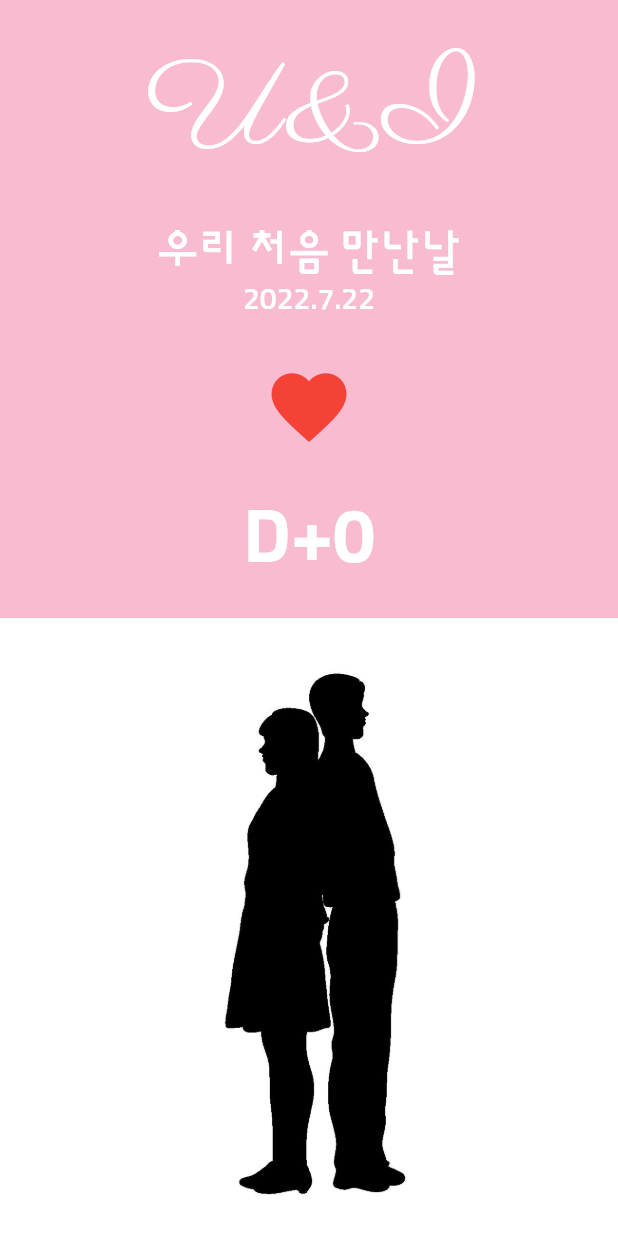
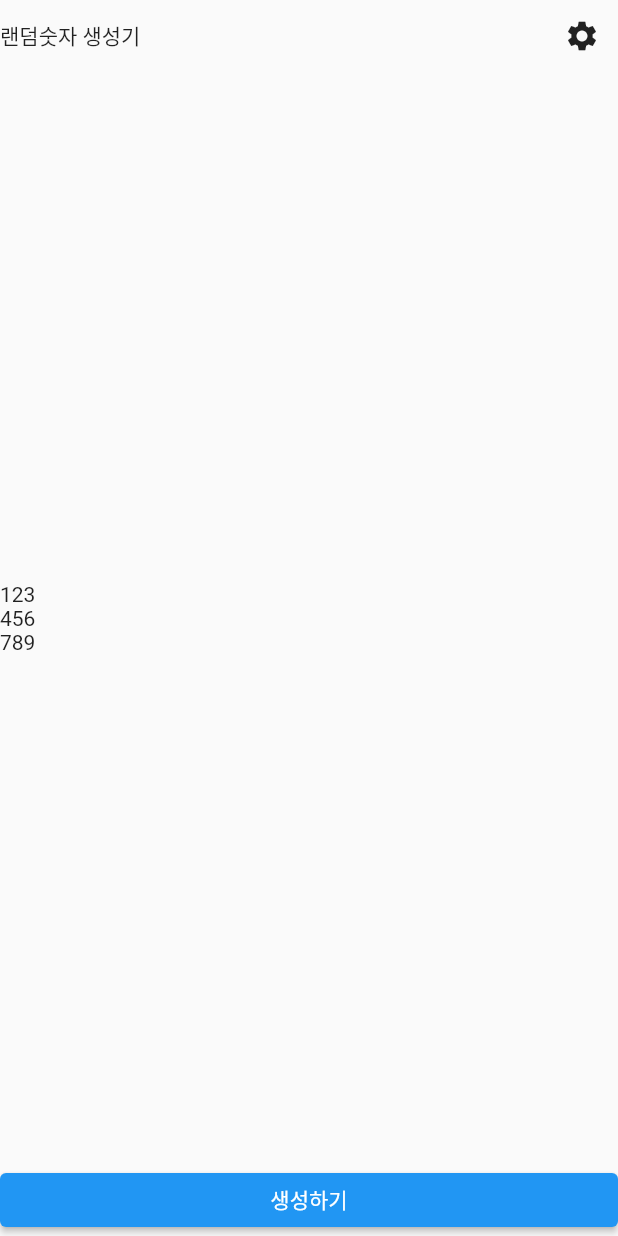
Before and after one commit to hyjoong/practice_flutter, a Flutter app: the screen it shows after launch, on a phone screen of 412 x 824 dp. Run offline on Flutter 3.47's test engine with Material 2 defaults, Android fonts, the phone set to English and light mode, and no system bars; our stand-ins replace webview_flutter.

Commit message:
feat: 랜덤숫자 생성기 기본 레이아웃 구현

```diff
--- a/lib/main.dart
+++ b/lib/main.dart
@@ -1,10 +1,10 @@
 import 'package:flutter/material.dart';
-import 'package:hello_world/screen/dDay_screen.dart';
+import 'package:hello_world/screen/number_screen.dart';
 
 void main() {
   runApp(
     MaterialApp(
-      home: dDayScreen(),
+      home: NumberScreen(),
     ),
   );
 }
--- /dev/null
+++ b/lib/screen/number_screen.dart
@@ -0,0 +1,48 @@
+import 'package:flutter/material.dart';
+
+class NumberScreen extends StatefulWidget {
+  const NumberScreen({Key? key}) : super(key: key);
+
+  @override
+  State<NumberScreen> createState() => _NumberScreenState();
+}
+
+class _NumberScreenState extends State<NumberScreen> {
+  @override
+  Widget build(BuildContext context) {
+    return Scaffold(
+      body: SafeArea(
+        child: Column(
+
+          crossAxisAlignment: CrossAxisAlignment.start,
+          children: [
+            Row(
+              mainAxisAlignment: MainAxisAlignment.spaceBetween,
+              children: [
+                Text('랜덤숫자 생성기'),
+                IconButton(
+                    onPressed: () {},
+                    icon: Icon(
+                      Icons.settings,
+                    ))
+              ],
+            ),
+            Expanded(
+              child: Column(
+                mainAxisAlignment: MainAxisAlignment.center,
+                children: [
+                  Text('123'),
+                  Text('456'),
+                  Text('789'),
+                ],
+              ),
+            ),
+            SizedBox(
+                width: double.infinity,
+                child: ElevatedButton(onPressed: () {}, child: Text('생성하기')))
+          ],
+        ),
+      ),
+    );
+  }
+}
```
Also changed, not shown: asset/img/1.png (added), asset/img/2.png (added), asset/img/3.png (added), asset/img/4.png (added), asset/img/5.png (added), asset/img/6.png (added), asset/img/7.png (added), asset/img/8.png (added), asset/img/9.png (added).
